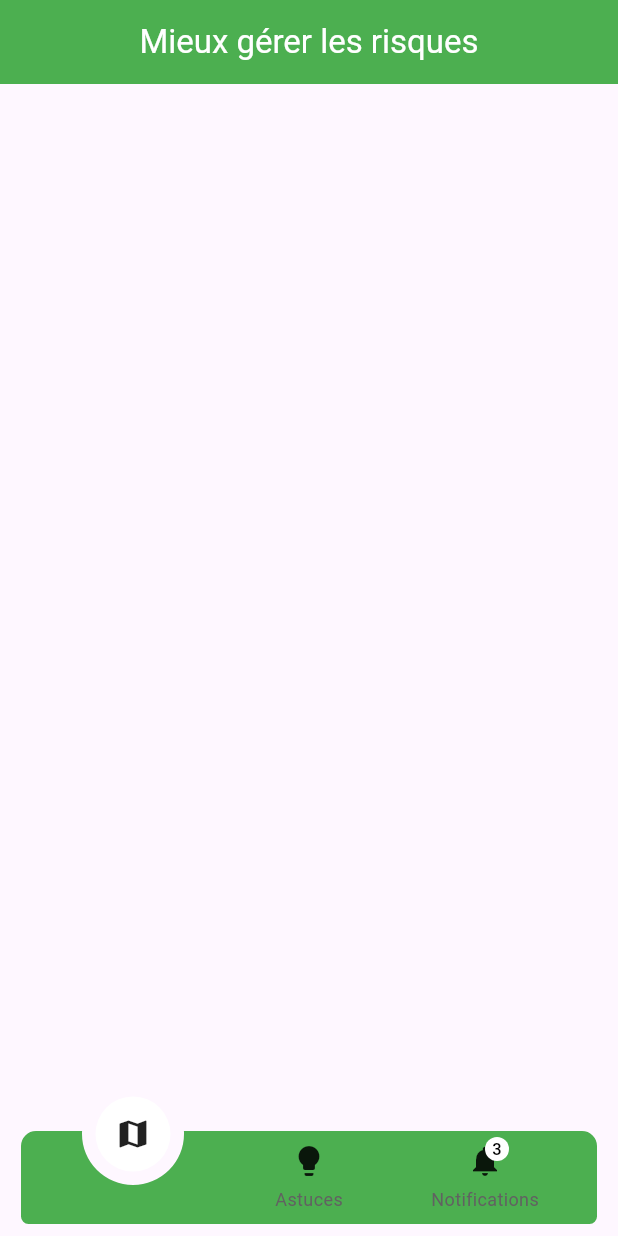
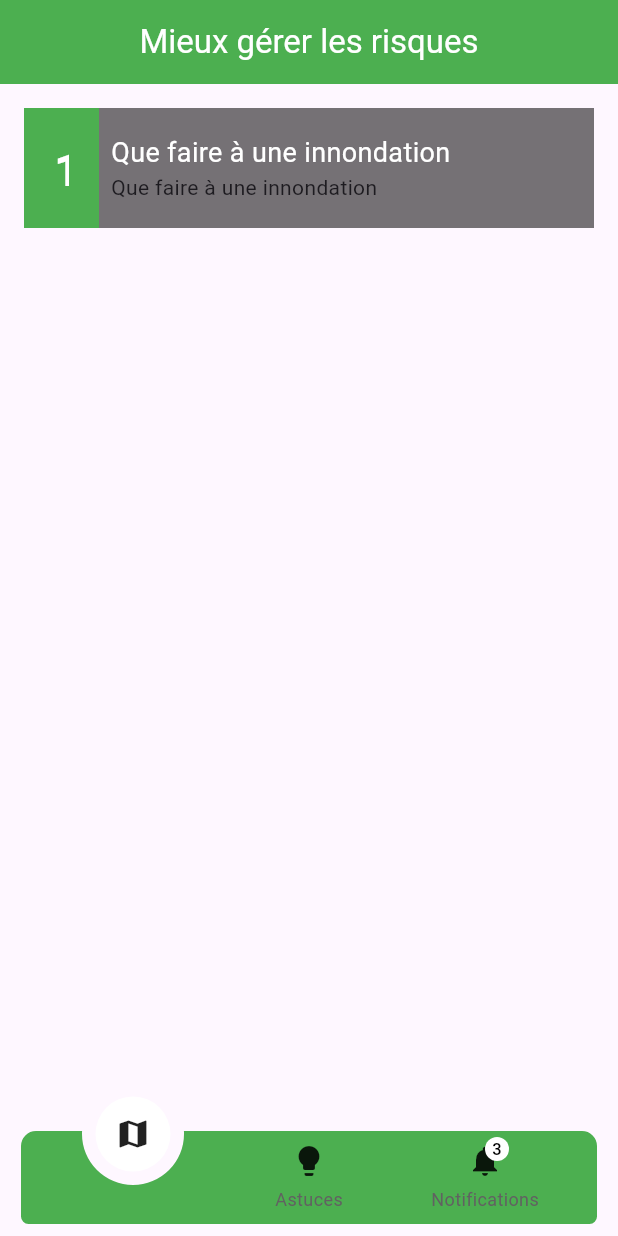
Before and after one commit to Phnix01/college_mariama_ramsar_project, a Flutter app: the screen it shows after launch, swiped to page 2, on a phone screen of 412 x 824 dp. Run offline on Flutter 3.47's test engine with Material 3 defaults, Android fonts, the phone set to English and light mode, and no system bars; drawn by our look-alikes of animated_notch_bottom_bar; our stand-ins replace google_maps_flutter.

Commit message:
Refactor Astuces screen layout; add SafeArea and padding to AstucesList, implement GridLesson widget for improved lesson display

```diff
--- a/lib/main.dart
+++ b/lib/main.dart
@@ -11,6 +11,7 @@ class MyApp extends StatelessWidget {
   @override
   Widget build(BuildContext context) {
     return MaterialApp(
+      debugShowCheckedModeBanner: false,
       home: HomeScreen(),
     );
   }
--- a/lib/screens/astuces_screen.dart
+++ b/lib/screens/astuces_screen.dart
@@ -18,7 +18,7 @@ class _AstucesScreenState extends State<AstucesScreen> {
         foregroundColor: Colors.white,
         centerTitle: true,
       ),
-      body: AstucesList(),
+      body: SafeArea(child: AstucesList()),
     );
   }
 }
--- a/lib/screens/widget/astuces_list.dart
+++ b/lib/screens/widget/astuces_list.dart
@@ -1,3 +1,4 @@
+import 'package:colloge_mariama_ramsar_project/screens/widget/grid_lesson.dart';
 import 'package:flutter/material.dart';
 
 class AstucesList extends StatelessWidget {
@@ -6,8 +7,11 @@ class AstucesList extends StatelessWidget {
   @override
   Widget build(BuildContext context) {
     return Scaffold(
-      body: ListView(
-        children: [],
+      body: Padding(
+        padding: const EdgeInsets.all(16.0),
+        child: ListView(
+          children: [GridLesson()],
+        ),
       ),
     );
   }
--- a/lib/screens/widget/grid_lesson.dart
+++ b/lib/screens/widget/grid_lesson.dart
@@ -1,55 +1,42 @@
 import 'package:flutter/material.dart';
 
-class grid_lesson extends StatelessWidget {
-  const grid_lesson({
-    super.key,
-    required this.title,
-    required this.imageUrl,
-    required this.fonction,
-  });
-  final String title;
-  final String imageUrl;
-  final VoidCallback fonction;
+class GridLesson extends StatelessWidget {
+  const GridLesson({super.key});
 
   @override
   Widget build(BuildContext context) {
     return InkWell(
-      onTap: fonction,
       child: Container(
-        margin: EdgeInsets.only(bottom: 15),
-        decoration: BoxDecoration(
-          color: Colors.black38,
-          borderRadius: BorderRadius.circular(12),
-          boxShadow: const [
-            BoxShadow(
-              color: Colors.black12,
-              blurRadius: 8,
-              offset: Offset(0, 4),
+        decoration: BoxDecoration(color: Colors.black54),
+        child: Row(
+          children: [
+            Container(
+              height: 80,
+              width: 50,
+              color: Colors.green,
+              padding: EdgeInsets.all(20),
+              child: Text(
+                "1",
+                style: TextStyle(
+                    fontSize: 30,
+                    fontWeight: FontWeight.bold,
+                    color: Colors.white),
+              ),
             ),
-          ],
-        ),
-        width: 350,
-        child: Stack(
-          children: [
-            Image.asset(imageUrl),
-            Positioned(
-                bottom: 0,
-                child: Container(
-                  width: 200,
-                  height: 40,
-                  decoration: BoxDecoration(
-                      color: Colors.black.withOpacity(0.5),
-                      borderRadius: BorderRadius.only(
-                        topRight: Radius.circular(12),
-                      )),
-                  child: Padding(
-                    padding: const EdgeInsets.all(8.0),
-                    child: Text(
-                      title,
-                      style: TextStyle(color: Colors.white),
-                    ),
+            Padding(
+              padding: const EdgeInsets.all(8.0),
+              child: Column(
+                mainAxisAlignment: MainAxisAlignment.start,
+                crossAxisAlignment: CrossAxisAlignment.start,
+                children: [
+                  Text(
+                    "Que faire à une innondation",
+                    style: TextStyle(color: Colors.white, fontSize: 18),
                   ),
-                ))
+                  Text("Que faire à une innondation"),
+                ],
+              ),
+            )
           ],
         ),
       ),
```
